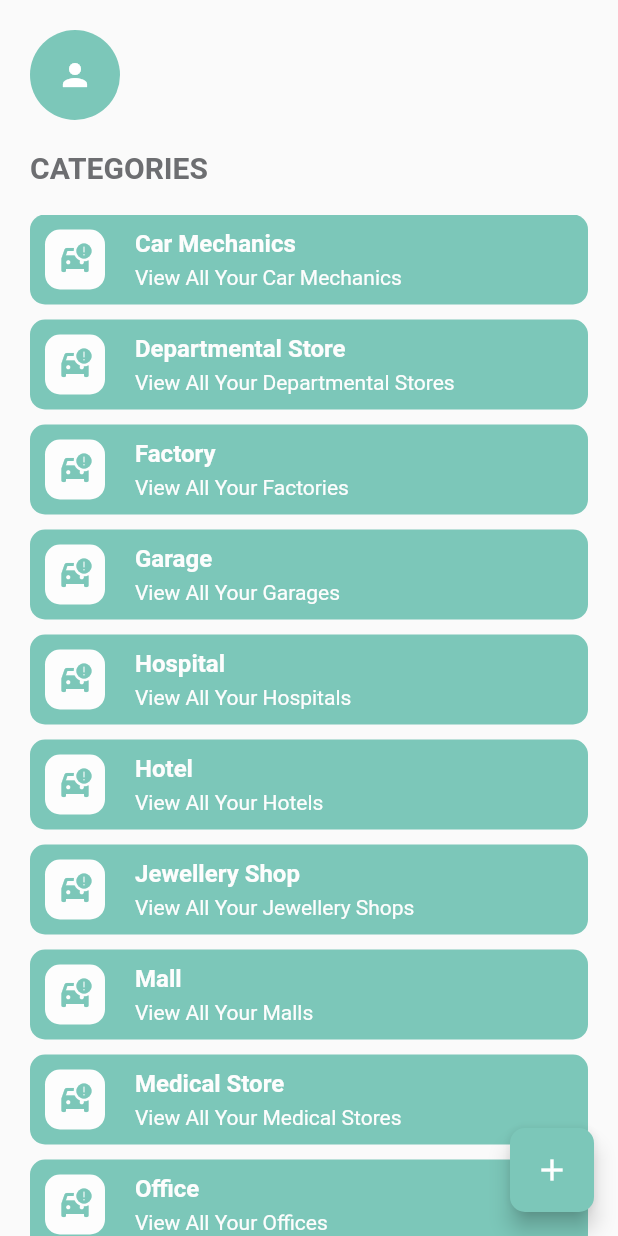
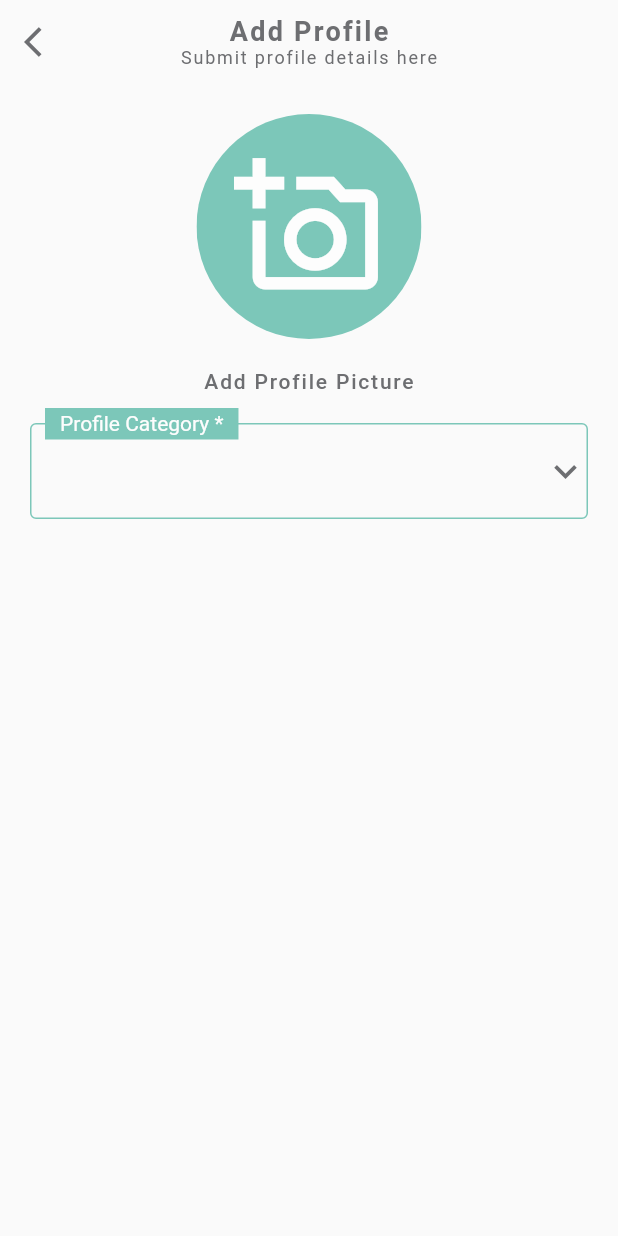
Before and after one commit to mdshadatrahman/customer_info_mobile_app, a Flutter app: the screen it shows after launch, after a tap on the "add" icon, on a phone screen of 412 x 824 dp. Run offline on Flutter 3.47's test engine with Material 2 defaults, Android fonts, the phone set to English and light mode, and no system bars; our stand-ins replace get.

Commit message:
category model

```diff
--- /dev/null
+++ b/lib/app/modules/add_profile/bindings/add_profile_binding.dart
@@ -0,0 +1,12 @@
+import 'package:get/get.dart';
+
+import '../controllers/add_profile_controller.dart';
+
+class AddProfileBinding extends Bindings {
+  @override
+  void dependencies() {
+    Get.lazyPut<AddProfileController>(
+      () => AddProfileController(),
+    );
+  }
+}
--- /dev/null
+++ b/lib/app/modules/add_profile/components/custom_dropdown.dart
@@ -0,0 +1,68 @@
+import 'package:customer_info/app/data/category_model.dart';
+import 'package:customer_info/uitls/app_colors.dart';
+import 'package:flutter/material.dart';
+
+class CustomDropDown extends StatelessWidget {
+  const CustomDropDown({
+    super.key,
+    required this.categoryModel,
+  });
+
+  final List<CategoryModel> categoryModel;
+
+  @override
+  Widget build(BuildContext context) {
+    return Stack(
+      clipBehavior: Clip.none,
+      children: [
+        DropdownButtonFormField(
+          decoration: const InputDecoration(
+            enabledBorder: OutlineInputBorder(
+              borderSide: BorderSide(
+                color: AppColors.primaryColor,
+              ),
+            ),
+            focusedBorder: OutlineInputBorder(
+              borderSide: BorderSide(
+                color: AppColors.primaryColor,
+              ),
+            ),
+          ),
+          icon: const Icon(
+            Icons.keyboard_arrow_down_sharp,
+            color: AppColors.textColor,
+            size: 30,
+          ),
+          items: List.generate(
+            categoryModel.length,
+            (index) => DropdownMenuItem(
+              value: categoryModel[index].title!,
+              child: Text(categoryModel[index].title!),
+            ),
+          ),
+          onChanged: (value) {
+            //TODO controller.category.value = value.toString();
+          },
+        ),
+        Positioned(
+          top: -10,
+          left: 10,
+          child: Container(
+            padding: const EdgeInsets.symmetric(
+              horizontal: 10,
+              vertical: 2.5,
+            ),
+            color: AppColors.primaryColor,
+            child: const Text(
+              'Profile Category *',
+              style: TextStyle(
+                color: AppColors.white,
+                fontSize: 14,
+              ),
+            ),
+          ),
+        )
+      ],
+    );
+  }
+}
--- /dev/null
+++ b/lib/app/modules/add_profile/controllers/add_profile_controller.dart
@@ -0,0 +1,6 @@
+import 'package:customer_info/app/modules/home/controllers/home_controller.dart';
+import 'package:get/get.dart';
+
+class AddProfileController extends GetxController {
+  final homeController = Get.find<HomeController>();
+}
--- /dev/null
+++ b/lib/app/modules/add_profile/views/add_profile_view.dart
@@ -0,0 +1,99 @@
+import 'package:customer_info/app/modules/add_profile/components/custom_dropdown.dart';
+import 'package:customer_info/uitls/app_colors.dart';
+import 'package:customer_info/uitls/classes/circle_clipper.dart';
+import 'package:flutter/material.dart';
+
+import 'package:get/get.dart';
+
+import '../controllers/add_profile_controller.dart';
+
+class AddProfileView extends GetView<AddProfileController> {
+  const AddProfileView({Key? key}) : super(key: key);
+  @override
+  Widget build(BuildContext context) {
+    return Scaffold(
+      appBar: AppBar(
+        title: Column(
+          children: const [
+            Text(
+              'Add Profile',
+              style: TextStyle(
+                color: AppColors.textColor,
+                fontSize: 18,
+                fontWeight: FontWeight.w700,
+                letterSpacing: 1.5,
+              ),
+            ),
+            Text(
+              'Submit profile details here',
+              style: TextStyle(
+                color: AppColors.textColor,
+                fontSize: 12,
+                letterSpacing: 1.2,
+                fontWeight: FontWeight.w400,
+              ),
+            ),
+          ],
+        ),
+        leading: IconButton(
+          onPressed: () {
+            Get.back();
+          },
+          icon: const Icon(
+            Icons.arrow_back_ios,
+            color: AppColors.textColor,
+          ),
+        ),
+        centerTitle: true,
+        backgroundColor: Colors.transparent,
+        elevation: 0,
+      ),
+      body: SizedBox(
+        width: Get.width,
+        child: Padding(
+          padding: const EdgeInsets.symmetric(horizontal: 20),
+          child: Column(
+            crossAxisAlignment: CrossAxisAlignment.center,
+            children: [
+              const SizedBox(height: 20),
+              GestureDetector(
+                onTap: () {
+                  //TODO controller.getImage();
+                },
+                child: ClipPath(
+                  clipper: CircleClipper(),
+                  child: Container(
+                    height: 150,
+                    width: 150,
+                    color: AppColors.primaryColor,
+                    child: const Icon(
+                      Icons.add_a_photo_outlined,
+                      size: 100,
+                      color: AppColors.white,
+                    ),
+                  ),
+                ),
+              ),
+              const SizedBox(height: 20),
+              const Text(
+                'Add Profile Picture',
+                style: TextStyle(
+                  color: AppColors.textColor,
+                  fontSize: 14,
+                  fontWeight: FontWeight.w500,
+                  letterSpacing: 1.2,
+                ),
+              ),
+
+              //Categories dropdown
+              const SizedBox(height: 20),
+              CustomDropDown(
+                categoryModel: controller.homeController.categoryModel,
+              ),
+            ],
+          ),
+        ),
+      ),
+    );
+  }
+}
--- a/lib/app/modules/home/views/home_view.dart
+++ b/lib/app/modules/home/views/home_view.dart
@@ -1,4 +1,5 @@
 import 'package:customer_info/app/modules/home/components/category_view.dart';
+import 'package:customer_info/app/routes/app_pages.dart';
 import 'package:customer_info/uitls/app_colors.dart';
 import 'package:customer_info/uitls/classes/circle_clipper.dart';
 import 'package:flutter/material.dart';
@@ -75,7 +76,9 @@ class HomeView extends GetView<HomeController> {
         ),
       ),
       floatingActionButton: FloatingActionButton(
-        onPressed: () {},
+        onPressed: () {
+          Get.toNamed(Routes.ADD_PROFILE);
+        },
         shape: const RoundedRectangleBorder(
           borderRadius: BorderRadius.all(
             Radius.circular(10),
--- a/lib/app/routes/app_pages.dart
+++ b/lib/app/routes/app_pages.dart
@@ -1,5 +1,7 @@
 import 'package:get/get.dart';
 
+import '../modules/add_profile/bindings/add_profile_binding.dart';
+import '../modules/add_profile/views/add_profile_view.dart';
 import '../modules/home/bindings/home_binding.dart';
 import '../modules/home/views/home_view.dart';
 
@@ -16,5 +18,10 @@ class AppPages {
       page: () => const HomeView(),
       binding: HomeBinding(),
     ),
+    GetPage(
+      name: _Paths.ADD_PROFILE,
+      page: () => const AddProfileView(),
+      binding: AddProfileBinding(),
+    ),
   ];
 }
--- a/lib/app/routes/app_routes.dart
+++ b/lib/app/routes/app_routes.dart
@@ -4,9 +4,11 @@ part of 'app_pages.dart';
 abstract class Routes {
   Routes._();
   static const HOME = _Paths.HOME;
+  static const ADD_PROFILE = _Paths.ADD_PROFILE;
 }
 
 abstract class _Paths {
   _Paths._();
   static const HOME = '/home';
+  static const ADD_PROFILE = '/add-profile';
 }
```
